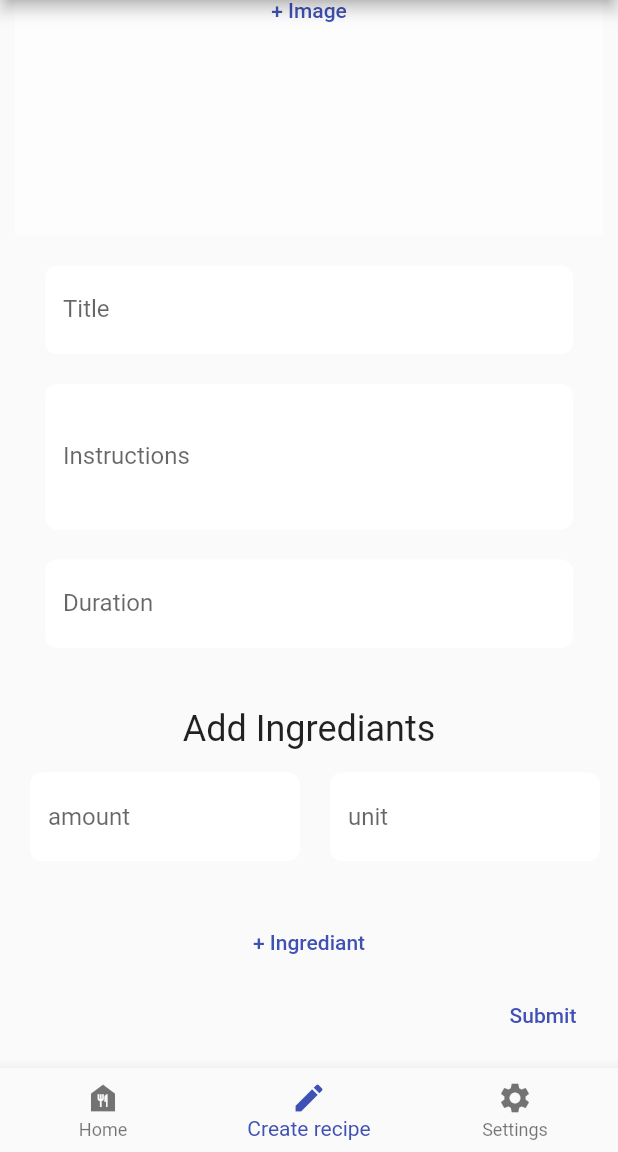
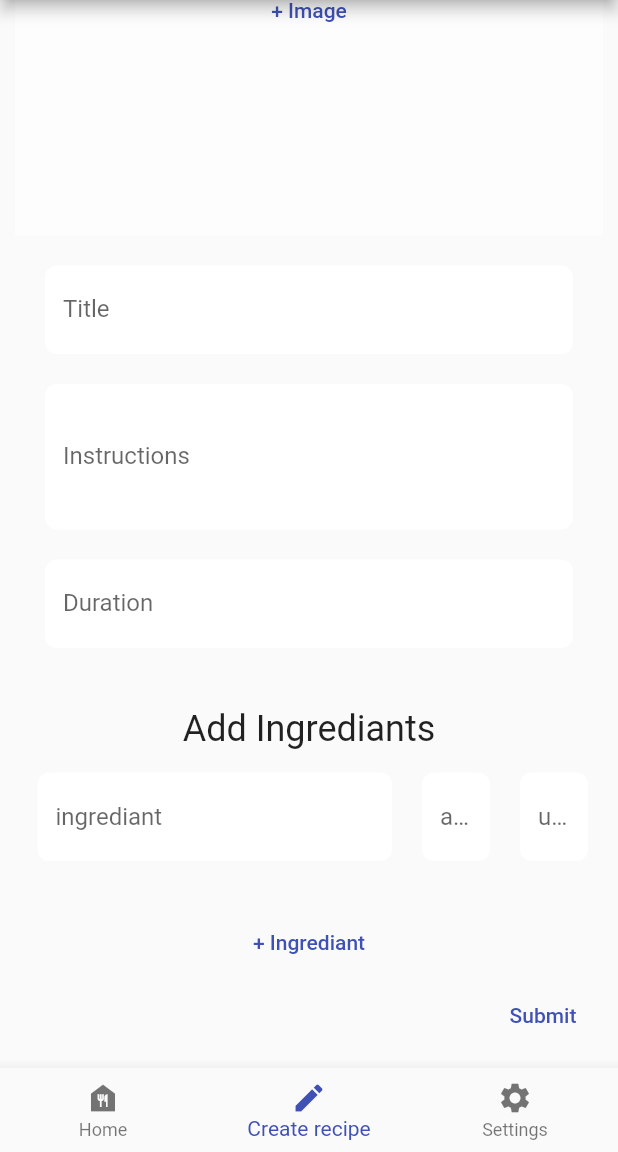
Before and after one commit to adamt94/recipe_book, a Flutter app: the screen it shows after launch, item 2 of the bottom bar chosen, scrolled down 250 dp, on a phone screen of 412 x 824 dp, the part 84-1236 px from its top. Run offline on Flutter 3.47's test engine with Material 2 defaults, Android fonts, the phone set to English and light mode, and no system bars; our stand-ins replace image_picker; missing offline and left inert: aws_dynamodb_api, web_smooth_scroll; network calls fail.

Commit message:
fix mobile input width

```diff
--- a/lib/screens/Create.dart
+++ b/lib/screens/Create.dart
@@ -61,6 +61,7 @@ class _Create extends State<Create> {
       return Row(
         children: [
           Expanded(
+            flex: 4,
             child: Padding(
                 padding: const EdgeInsets.fromLTRB(5, 5, 0, 5),
                 child: customTextField(
@@ -73,8 +74,8 @@ class _Create extends State<Create> {
                   },
                 )),
           ),
-          SizedBox(
-            width: 200,
+          Expanded(
+            flex: 1,
             child: Padding(
                 padding: const EdgeInsets.all(0),
                 child: customTextField(
@@ -90,8 +91,8 @@ class _Create extends State<Create> {
                   },
                 )),
           ),
-          SizedBox(
-            width: 200,
+          Expanded(
+            flex: 1,
             child: Padding(
                 padding: const EdgeInsets.all(0),
                 child: customTextField(
```
